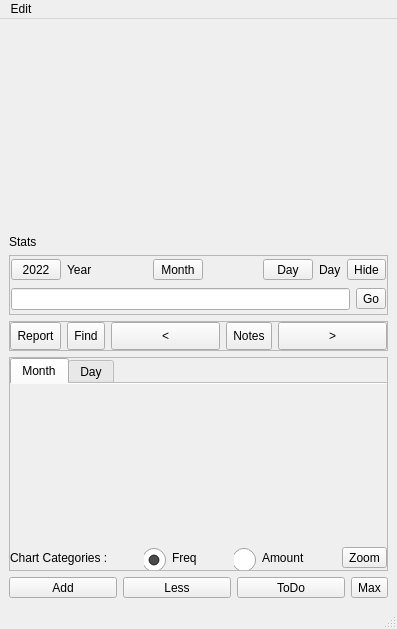
Qt form mainwindow.ui (ic005k/Knot-Legacy) before a commit.
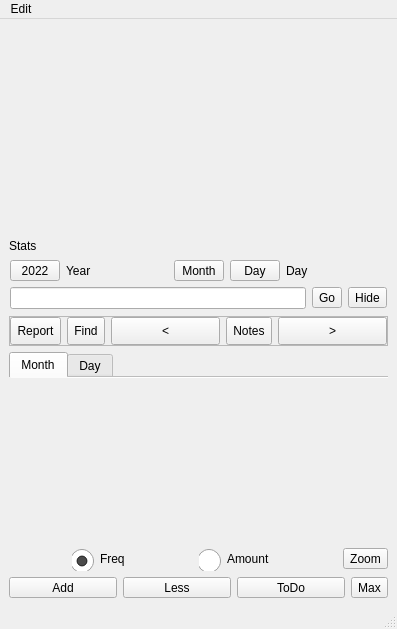
The same form after that commit. Icons and pictures are not drawn.

Diff of the .ui file:
```diff
--- a/mainwindow.ui
+++ b/mainwindow.ui
@@ -105,11 +105,11 @@
       <property name="minimumSize">
        <size>
         <width>0</width>
-        <height>60</height>
+        <height>0</height>
        </size>
       </property>
       <property name="frameShape">
-       <enum>QFrame::StyledPanel</enum>
+       <enum>QFrame::NoFrame</enum>
       </property>
       <property name="frameShadow">
        <enum>QFrame::Raised</enum>
@@ -149,19 +149,6 @@
            </property>
           </widget>
          </item>
-         <item>
-          <spacer name="horizontalSpacer">
-           <property name="orientation">
-            <enum>Qt::Horizontal</enum>
-           </property>
-           <property name="sizeHint" stdset="0">
-            <size>
-             <width>40</width>
-             <height>20</height>
-            </size>
-           </property>
-          </spacer>
-         </item>
          <item>
           <widget class="QToolButton" name="btnMonth">
            <property name="minimumSize">
@@ -175,19 +162,6 @@
            </property>
           </widget>
          </item>
-         <item>
-          <spacer name="horizontalSpacer_2">
-           <property name="orientation">
-            <enum>Qt::Horizontal</enum>
-           </property>
-           <property name="sizeHint" stdset="0">
-            <size>
-             <width>40</width>
-             <height>20</height>
-            </size>
-           </property>
-          </spacer>
-         </item>
          <item>
           <widget class="QToolButton" name="btnDay">
            <property name="minimumSize">
@@ -208,22 +182,28 @@
            </property>
           </widget>
          </item>
-         <item>
-          <widget class="QToolButton" name="btnHide">
-           <property name="text">
-            <string>Hide</string>
-           </property>
-          </widget>
-         </item>
         </layout>
        </item>
        <item row="1" column="0">
         <layout class="QHBoxLayout" name="horizontalLayout_4">
          <item>
-          <widget class="QLineEdit" name="editFind"/>
+          <widget class="QLineEdit" name="editFind">
+           <property name="minimumSize">
+            <size>
+             <width>0</width>
+             <height>0</height>
+            </size>
+           </property>
+          </widget>
          </item>
          <item>
           <widget class="QToolButton" name="btnGo">
+           <property name="sizePolicy">
+            <sizepolicy hsizetype="Fixed" vsizetype="Fixed">
+             <horstretch>0</horstretch>
+             <verstretch>0</verstretch>
+            </sizepolicy>
+           </property>
            <property name="minimumSize">
             <size>
              <width>0</width>
@@ -235,6 +215,19 @@
            </property>
           </widget>
          </item>
+         <item>
+          <widget class="QToolButton" name="btnHide">
+           <property name="sizePolicy">
+            <sizepolicy hsizetype="Fixed" vsizetype="Fixed">
+             <horstretch>0</horstretch>
+             <verstretch>0</verstretch>
+            </sizepolicy>
+           </property>
+           <property name="text">
+            <string>Hide</string>
+           </property>
+          </widget>
+         </item>
         </layout>
        </item>
       </layout>
@@ -356,7 +349,7 @@
     <item row="4" column="1">
      <widget class="QFrame" name="frame_charts">
       <property name="frameShape">
-       <enum>QFrame::StyledPanel</enum>
+       <enum>QFrame::NoFrame</enum>
       </property>
       <property name="frameShadow">
        <enum>QFrame::Raised</enum>
@@ -450,13 +443,6 @@
        </item>
        <item row="1" column="0">
         <layout class="QHBoxLayout" name="horizontalLayout_5">
-         <item>
-          <widget class="QLabel" name="label_2">
-           <property name="text">
-            <string>Chart Categories : </string>
-           </property>
-          </widget>
-         </item>
          <item>
           <spacer name="horizontalSpacer_3">
            <property name="orientation">
```
Left out of the diff: 4 changed lines with no effect on the pictures.
